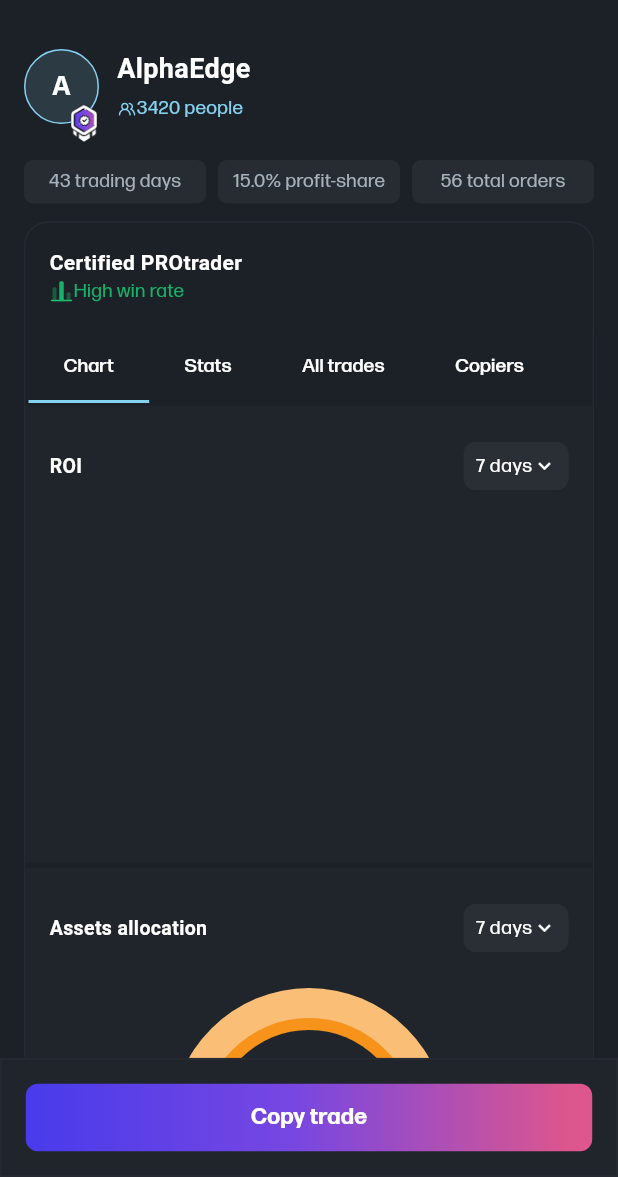
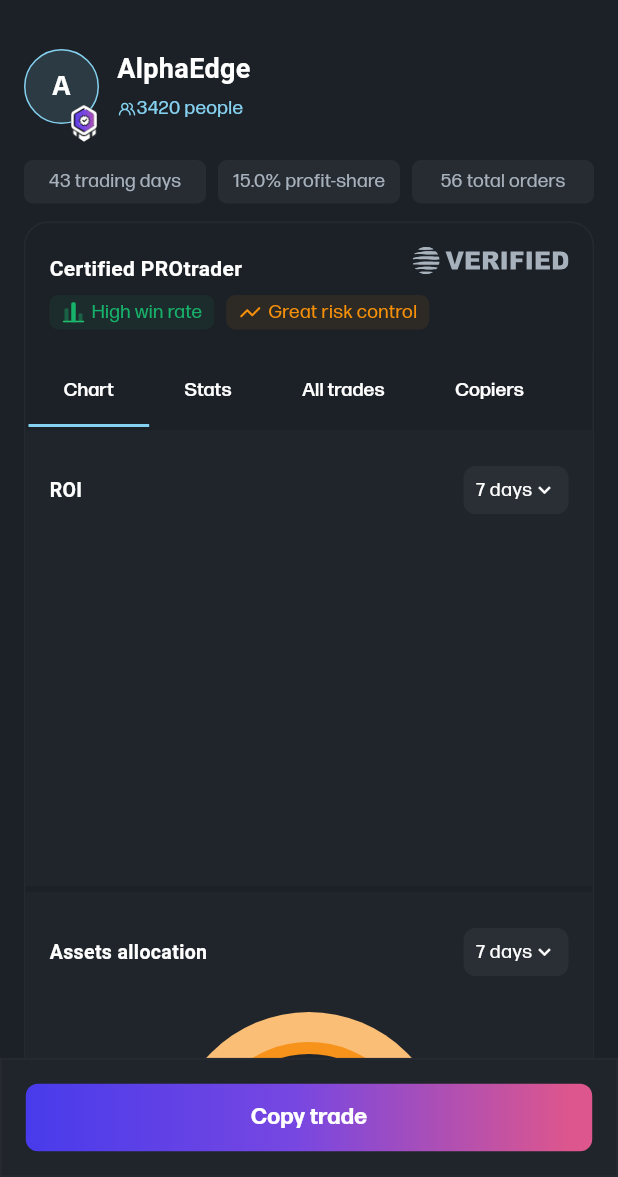
Before and after one commit to Lukas-io/roqqu, a Flutter app: the TraderScreen screen opened directly with sample values from the repository, on a phone screen of 412 x 824 dp, the part 59-1236 px from its top. Run offline on Flutter 3.47's test engine with Material 3 defaults, Android fonts, the phone set to English and light mode, and no system bars; our stand-ins replace dio, flutter_animate, flutter_svg, get, google_fonts, local_auth; missing offline and left inert: local_auth_android, local_auth_darwin, local_auth_platform_interface, sprung; network calls fail.

Commit message:
add final changes

```diff
--- a/lib/src/view/copy_trading/copy_trader_card.dart
+++ b/lib/src/view/copy_trading/copy_trader_card.dart
@@ -6,6 +6,7 @@ import 'package:google_fonts/google_fonts.dart';
 import 'package:roqqu/src/core/assets.dart';
 import 'package:roqqu/src/core/theme/color.dart';
 import 'package:roqqu/src/view/copy_trading/initial_avatar.dart';
+import 'package:roqqu/src/view/transfer/enter_amount_screen.dart';
 
 import '../../core/utils.dart';
 import '../../model/copy_trader.dart';
@@ -111,7 +112,15 @@ class _CopyTraderCardState extends State<CopyTraderCard>
                           ),
                           Spacer(),
                           InkWell(
-                            onTap: () => isCopied.value = true,
+                            onTap: () {
+                              Navigator.push(
+                                context,
+                                MaterialPageRoute(
+                                  builder: (context) =>
+                                      EnterAmountScreen(trader: widget.trader),
+                                ),
+                              );
+                            },
                             borderRadius: BorderRadius.circular(8),
                             child: Container(
                               padding: EdgeInsetsGeometry.symmetric(
--- a/lib/src/view/trader/trader_content.dart
+++ b/lib/src/view/trader/trader_content.dart
@@ -50,6 +50,8 @@ class _TraderContentState extends State<TraderContent> {
           crossAxisAlignment: CrossAxisAlignment.start,
           children: [
             if (widget.trader.isPro)
+              Stack(
+                children: [
                   Container(
                     padding: EdgeInsetsGeometry.symmetric(
                       vertical: 16,
@@ -65,6 +67,8 @@ class _TraderContentState extends State<TraderContent> {
                     child: Column(
                       crossAxisAlignment: CrossAxisAlignment.start,
                       children: [
+                        SizedBox(height: 4),
+
                         Text(
                           'Certified PROtrader',
                           style: GoogleFonts.encodeSans(
@@ -73,12 +77,27 @@ class _TraderContentState extends State<TraderContent> {
                             fontWeight: FontWeight.w700,
                           ),
                         ),
+                        SizedBox(height: 8),
                         Row(
+                          spacing: 8,
                           children: [
                             Container(
+                              decoration: BoxDecoration(
+                                color: RoqquColors.active.withOpacity(0.08),
+                                borderRadius: BorderRadius.circular(6),
+                              ),
+                              padding: EdgeInsetsGeometry.symmetric(
+                                vertical: 2,
+                                horizontal: 8,
+                              ),
                               child: Row(
+                                spacing: 4,
                                 children: [
-                              SvgPicture.asset(RoqquAssets.rateSvg),
+                                  SvgPicture.asset(
+                                    RoqquAssets.rateSvg,
+                                    height: 16,
+                                    width: 16,
+                                  ),
                                   Text(
                                     'High win rate',
                                     style: TextStyle(
@@ -89,10 +108,47 @@ class _TraderContentState extends State<TraderContent> {
                                 ],
                               ),
                             ),
+                            Container(
+                              decoration: BoxDecoration(
+                                color: RoqquColors.warning.withOpacity(0.08),
+                                borderRadius: BorderRadius.circular(6),
+                              ),
+                              padding: EdgeInsetsGeometry.symmetric(
+                                vertical: 2,
+                                horizontal: 8,
+                              ),
+                              child: Row(
+                                spacing: 4,
+                                children: [
+                                  SvgPicture.asset(
+                                    RoqquAssets.chartSvg,
+                                    height: 16,
+                                    width: 16,
+                                  ),
+                                  Text(
+                                    'Great risk control',
+                                    style: TextStyle(
+                                      fontSize: 13,
+                                      color: RoqquColors.warning,
+                                    ),
+                                  ),
+                                ],
+                              ),
+                            ),
                           ],
                         ),
                       ],
                     ),
+                  ),
+                  Positioned(
+                    top: 16,
+                    right: 16,
+                    child: SvgPicture.asset(
+                      RoqquAssets.verifiedBannerSvg,
+                      color: RoqquColors.textSecondary,
+                    ),
+                  ),
+                ],
               ),
             Container(
               padding: const EdgeInsets.all(2),
```
Lines whose indentation alone changed are shown as unchanged.
